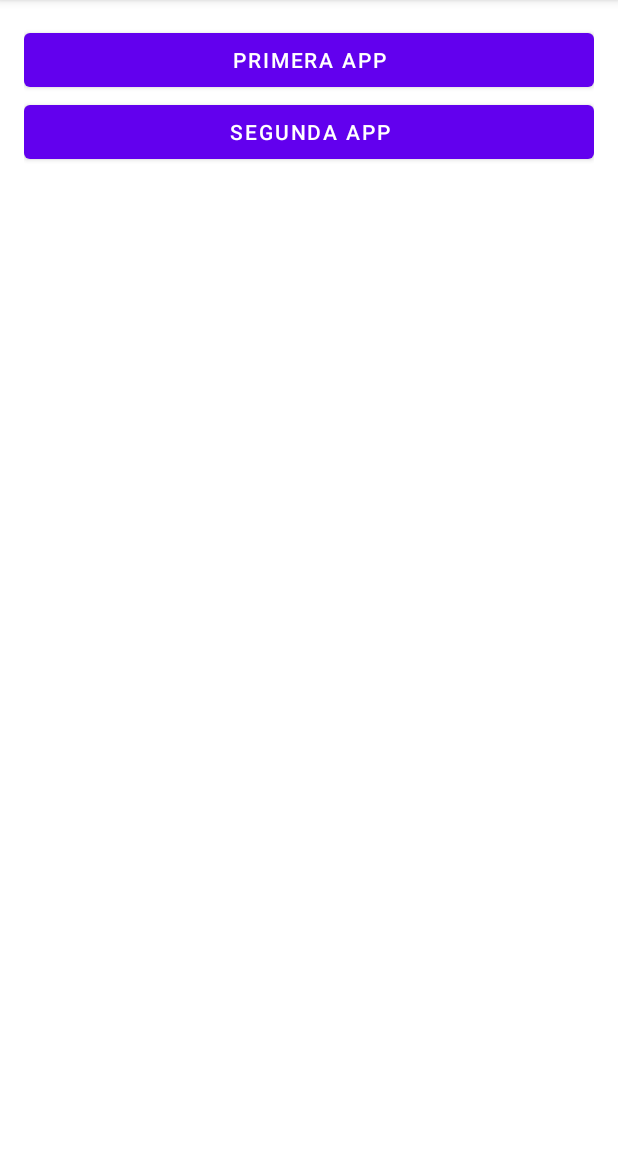
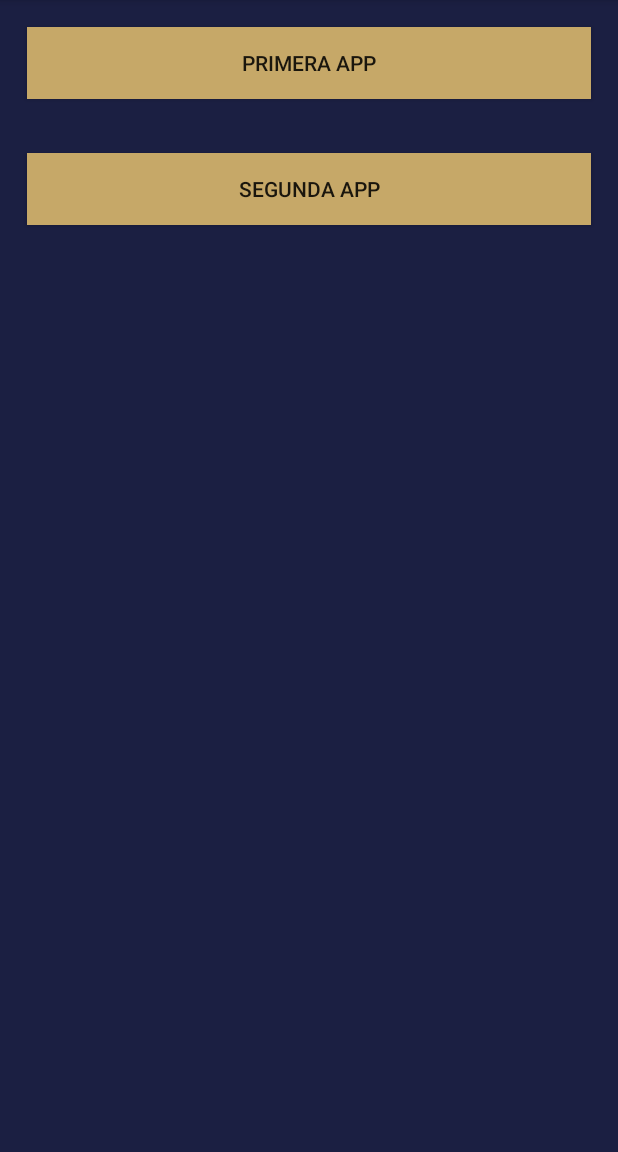
Before and after one commit to jucaicedoa/practica_2023, an Android app: the screen it shows after launch (PantallaInicialActivity), on a phone screen of 412 x 824 dp, the part 84-1236 px from its top. Run offline under Robolectric (Android 15) with nearby library versions, the phone set to English and light mode, and no system bars.

Commit message:
ajuste colores

```diff
--- a/practica_kotlin/appsBasicas1/app/src/main/java/com/jucaicedoa/appsbasicas1/apps/PantallaInicialActivity.kt
+++ b/practica_kotlin/appsBasicas1/app/src/main/java/com/jucaicedoa/appsbasicas1/apps/PantallaInicialActivity.kt
@@ -3,7 +3,7 @@ package com.jucaicedoa.appsbasicas1.apps
 import android.content.Intent
 import androidx.appcompat.app.AppCompatActivity
 import android.os.Bundle
-import android.widget.Button
+import androidx.appcompat.widget.AppCompatButton
 import com.jucaicedoa.appsbasicas1.R
 import com.jucaicedoa.appsbasicas1.apps.app1.App1Activity
 
@@ -12,8 +12,8 @@ class PantallaInicialActivity : AppCompatActivity() {
         super.onCreate(savedInstanceState)
         setContentView(R.layout.activity_pantalla_inicial)
         //Botón y evento  app1
-        val BtnApp1 = findViewById<Button>(R.id.BtnApp1)
-        val BtnApp2 = findViewById<Button>(R.id.BtnApp2)
+        val BtnApp1 = findViewById<AppCompatButton>(R.id.BtnApp1)
+        val BtnApp2 = findViewById<AppCompatButton>(R.id.BtnApp2)
         BtnApp1.setOnClickListener { funcionaBoton1() }
         BtnApp2.setOnClickListener{ funcionaBoton2()}
     }
--- a/practica_kotlin/appsBasicas1/app/src/main/res/layout/activity_pantalla_inicial.xml
+++ b/practica_kotlin/appsBasicas1/app/src/main/res/layout/activity_pantalla_inicial.xml
@@ -4,23 +4,28 @@
     xmlns:tools="http://schemas.android.com/tools"
     android:layout_width="match_parent"
     android:layout_height="match_parent"
-    android:layout_margin="16dp"
     android:orientation="vertical"
+    android:background="#1B1F42"
     tools:context=".apps.PantallaInicialActivity">
 
-    <Button
+    <androidx.appcompat.widget.AppCompatButton
         android:id="@+id/BtnApp1"
         android:layout_width="match_parent"
         android:layout_height="wrap_content"
+        android:background="#C6A868"
+        android:layout_margin="18dp"
         android:text="Primera App"
-
+        android:layout_marginVertical="10dp"
         />
 
-    <Button
+    <androidx.appcompat.widget.AppCompatButton
         android:id="@+id/BtnApp2"
         android:layout_width="match_parent"
         android:layout_height="wrap_content"
+        android:background="#C6A868"
+        android:layout_margin="18dp"
         android:text="Segunda App"
+        android:layout_marginVertical="10dp"
 
         />
 
--- a/practica_kotlin/appsBasicas1/app/src/main/res/layout/activity_resultado1.xml
+++ b/practica_kotlin/appsBasicas1/app/src/main/res/layout/activity_resultado1.xml
@@ -3,6 +3,7 @@
     xmlns:tools="http://schemas.android.com/tools"
     android:layout_width="match_parent"
     android:layout_height="match_parent"
+    android:background="#1B1F42"
     tools:context=".apps.app1.Resultado1Activity">
 
     <TextView
@@ -10,7 +11,7 @@
         android:layout_width="wrap_content"
         android:layout_height="wrap_content"
         android:layout_gravity="center"
-        android:textColor="@color/teal_200"
+        android:textColor="#F0FC72"
         android:textSize="35sp"
         tools:text="Esto es un ejemplo" />
 
```
Also changed, not shown: practica_kotlin/appsBasicas1/app/src/main/res/layout/activity_app1.xml (+7 -7 lines).
